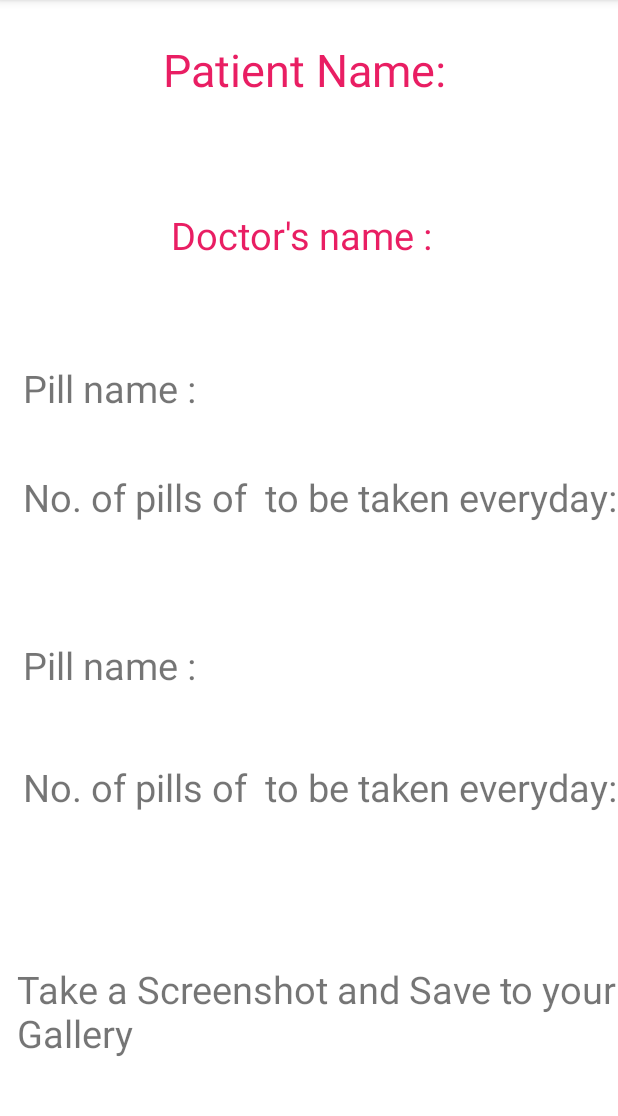
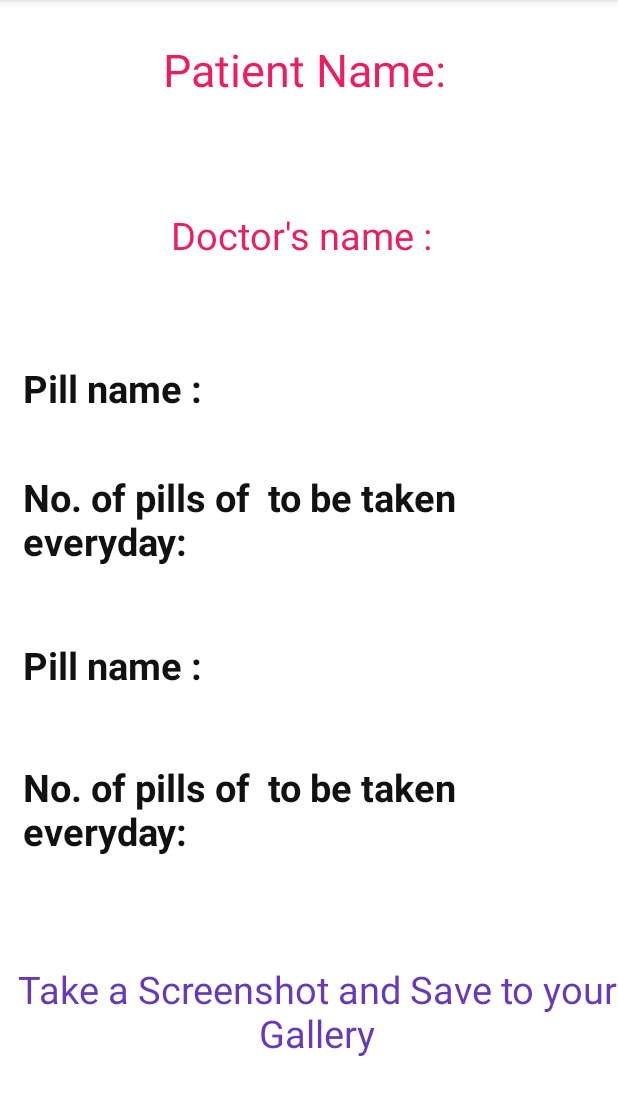
Before and after one commit to Ash1105/REMINDERAPP, an Android app: the screen it shows after launch (SecondActivity), after a tap on "SEND DATA TO NEXT ACTIVITY", on a phone screen of 412 x 824 dp, the part 84-1200 px from its top. Run offline under Robolectric (Android 15) with nearby library versions, the phone set to English and light mode, and no system bars.

Commit message:
UI/UX features

```diff
--- a/app/src/main/res/layout/activity_main.xml
+++ b/app/src/main/res/layout/activity_main.xml
@@ -71,7 +71,7 @@
         android:textAlignment='center'
         android:textColor="#E91E63"
         android:textSize="30sp"
-        android:textStyle="normal" />
+        android:textStyle="bold" />
 
     <Button
         android:id="@+id/mybutton"
--- a/app/src/main/res/layout/activity_second.xml
+++ b/app/src/main/res/layout/activity_second.xml
@@ -44,6 +44,8 @@
         android:layout_centerHorizontal="true"
         android:layout_marginStart="15dp"
         android:layout_marginTop="314dp"
+        android:textStyle="bold"
+        android:textColor="#111111"
         android:text="TextView12"
         android:textSize="25sp" />
 
@@ -56,6 +58,8 @@
         android:layout_centerHorizontal="true"
         android:layout_marginStart="11dp"
         android:layout_marginTop="642dp"
+        android:textColor="#673AB7"
+        android:textAlignment='center'
         android:text="Take a Screenshot and Save to your Gallery"
         android:textSize="25sp" />
 
@@ -68,6 +72,8 @@
         android:layout_centerHorizontal="true"
         android:layout_marginStart="15dp"
         android:layout_marginTop="507dp"
+        android:textStyle="bold"
+        android:textColor="#111111"
         android:text="TextView12"
         android:textSize="25sp" />
 
@@ -80,7 +86,9 @@
         android:layout_centerHorizontal="true"
         android:layout_marginStart="15dp"
         android:layout_marginTop="241dp"
-        android:text="TextView"
+        android:textStyle="bold"
+        android:textColor="#111111"
+        android:text="TextView3"
         android:textSize="25sp" />
 
     <TextView
@@ -92,7 +100,9 @@
         android:layout_centerInParent="true"
         android:layout_marginStart="15dp"
         android:layout_marginTop="426dp"
-        android:text="TextView"
+        android:textStyle="bold"
+        android:textColor="#111111"
+        android:text="TextView4"
         android:textSize="25sp" />
 
 </RelativeLayout>
```
Also changed, not shown: 1 other file.
